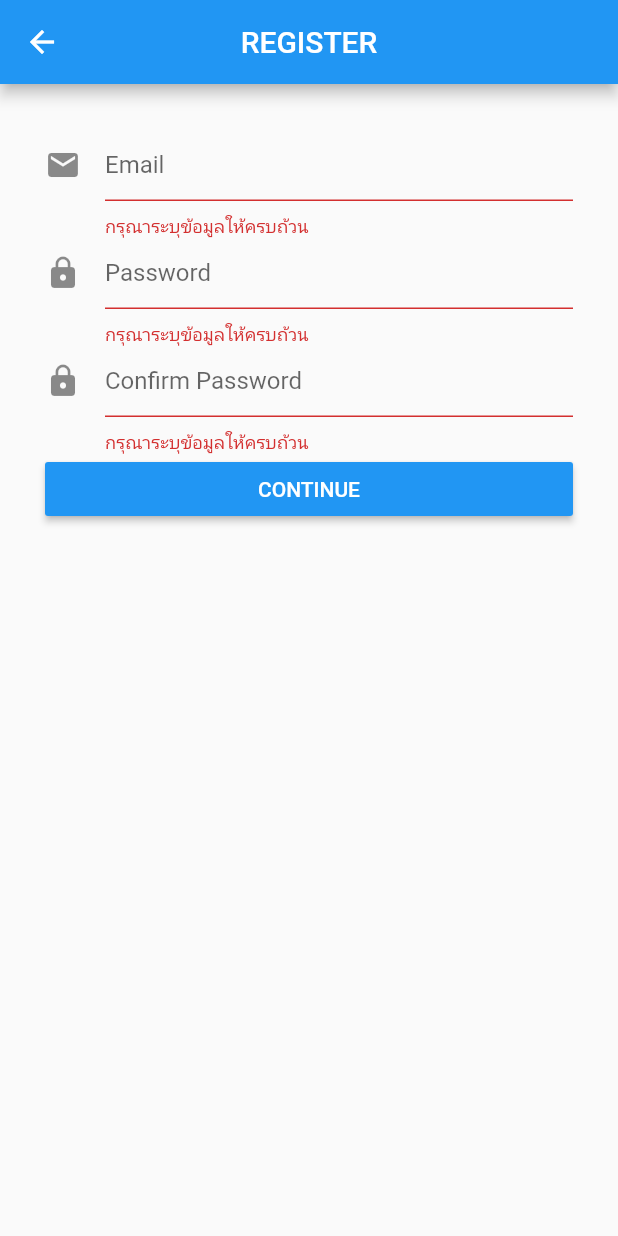
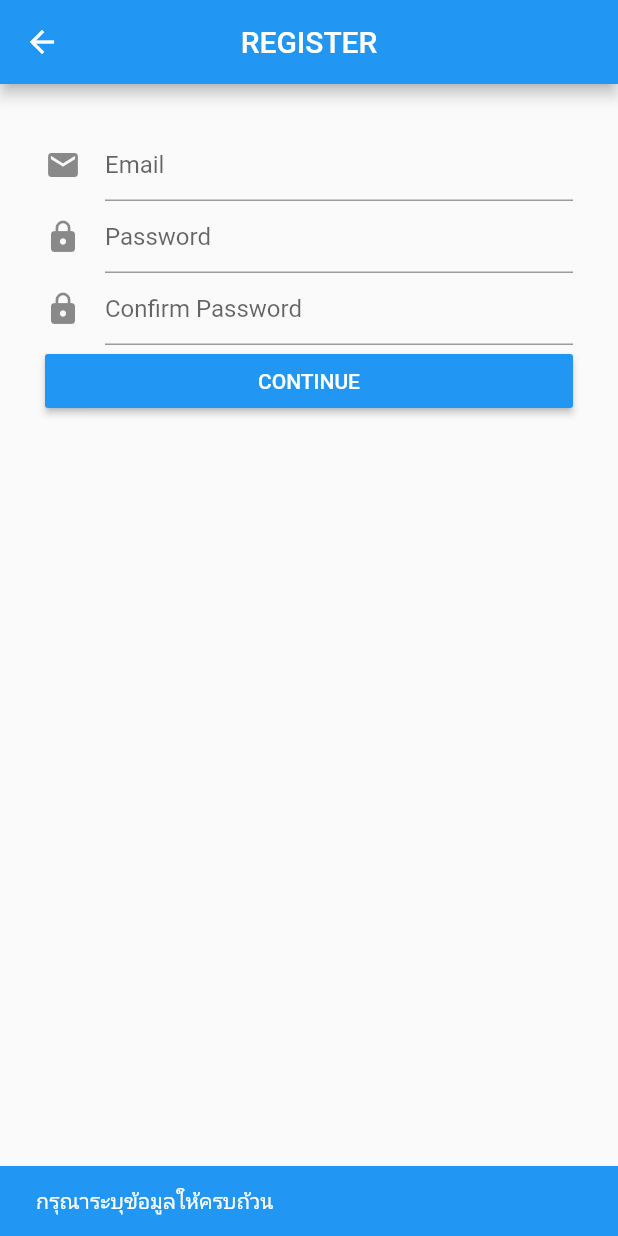
Before and after one commit to Supermalonz/flutter_assignment, a Flutter app: the Register screen opened by its route, after a tap on "CONTINUE", on a phone screen of 412 x 824 dp. Run offline on Flutter 3.47's test engine with Material 2 defaults, Android fonts, the phone set to English and light mode, and no system bars.

Commit message:
fixed snackbar

```diff
--- a/flutter_assignment/lib/register.dart
+++ b/flutter_assignment/lib/register.dart
@@ -8,11 +8,16 @@ class Register extends StatefulWidget{
 }
 
 class RegisterPage extends State<Register>{
+  String id;
+  String pass;
+  String pass2;
   final _formKey = GlobalKey<FormState>();
+  final _scaffoldKey = new GlobalKey<ScaffoldState>();
 
   @override
   Widget build(BuildContext context) {
     return new Scaffold(
+      key: _scaffoldKey,
       appBar: AppBar(
         title : Text("REGISTER", style: TextStyle(color: Colors.white),),
         centerTitle: true,
@@ -29,13 +34,8 @@ class RegisterPage extends State<Register>{
                   hintText: 'Email'
                 ),
                 keyboardType: TextInputType.emailAddress,
-                validator: (value) {
-                  if (value.isEmpty) {
-                    return "กรุณาระบุข้อมูลให้ครบถ้วน";
-                  }
-                  if (value.toLowerCase() == 'admin') {
-                    return 'user นี้มีอยู่ในระบบแล้ว';
-                  }
+                onSaved: (value) {
+                  id = value;
                 },
               ),
               TextFormField(
@@ -45,10 +45,8 @@ class RegisterPage extends State<Register>{
                 ),
                 keyboardType: TextInputType.text,
                 obscureText: true,
-                validator: (value) {
-                  if (value.isEmpty) {
-                    return "กรุณาระบุข้อมูลให้ครบถ้วน";
-                  }
+                onSaved: (value) {
+                  pass = value;
                 },
               ),
               TextFormField(
@@ -58,23 +56,26 @@ class RegisterPage extends State<Register>{
                 ),
                 keyboardType: TextInputType.text,
                 obscureText: true,
-                onSaved: (value) => print(value),
-                validator: (value) {
-                  if (value.isEmpty) {
-                    return "กรุณาระบุข้อมูลให้ครบถ้วน";
-                  }
+                onSaved: (value) {
+                  pass2 = value;
                 },
-
               ),
               RaisedButton(
                   color: Theme.of(context).primaryColor,
                   textColor: Colors.white,
                   child: Text("CONTINUE"),
                   onPressed: () {
-                    if(_formKey.currentState.validate()){
-                      Navigator.pushNamed(context, '/Login');
-                    }
-                  },
+                          _formKey.currentState.save();
+                          if (id == '' || pass == '' || pass2 == '') {
+                            _scaffoldKey.currentState.showSnackBar(SnackBar(content: Text('กรุณาระบุข้อมูลให้ครบถ้วน'), backgroundColor: Colors.blue));
+                          }
+                          if (id == 'admin') {
+                            _scaffoldKey.currentState.showSnackBar(SnackBar(content: Text('user นี้มีอยู่ในระบบแล้ว'),backgroundColor: Colors.blue));
+                          }
+                          if (id != '' && id != 'admin' && pass != '' && pass2 != '') {
+                            Navigator.pushNamed(context, '/Login');
+                          }
+                        },
                 )
             ],
           ),
```
Also changed, not shown: flutter_assignment/lib/login.dart (+19 -19 lines).
